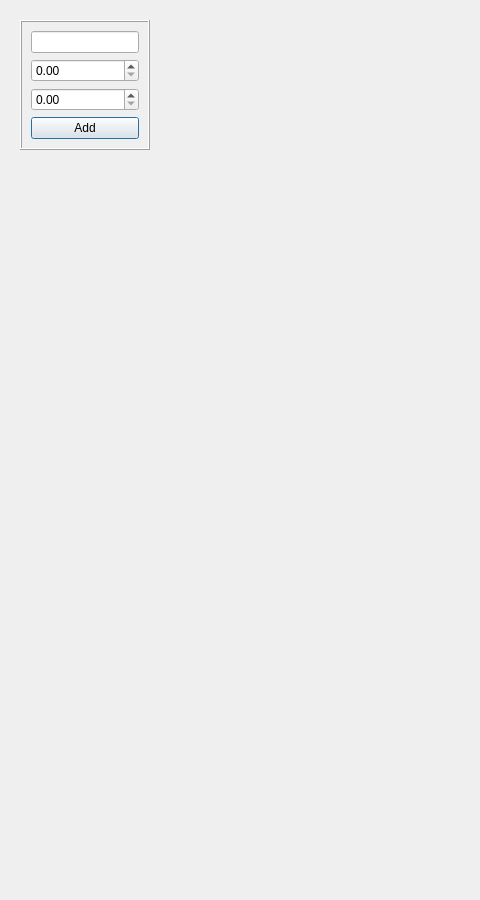
This is src/map/dlggeoosm.ui in coolshou/qiperf as Qt 5 draws it before an edit; both pictures show x 0 to 480 and y 0 to 900 of the 1280 by 900 pixel window. The edited form follows.
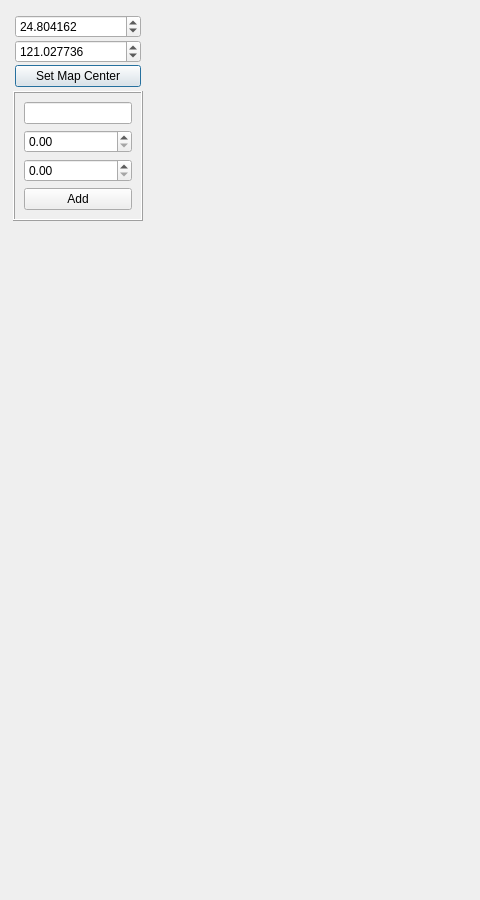
This is the edited form. Icons and pictures are not drawn.

```diff
--- a/src/map/dlggeoosm.ui
+++ b/src/map/dlggeoosm.ui
@@ -30,6 +30,81 @@
    <item>
     <widget class="QWidget" name="widget" native="true">
      <layout class="QVBoxLayout" name="verticalLayout_2">
+      <property name="spacing">
+       <number>2</number>
+      </property>
+      <property name="leftMargin">
+       <number>2</number>
+      </property>
+      <property name="topMargin">
+       <number>2</number>
+      </property>
+      <property name="rightMargin">
+       <number>2</number>
+      </property>
+      <property name="bottomMargin">
+       <number>2</number>
+      </property>
+      <item>
+       <widget class="QWidget" name="widget_3" native="true">
+        <layout class="QVBoxLayout" name="verticalLayout">
+         <property name="spacing">
+          <number>2</number>
+         </property>
+         <property name="leftMargin">
+          <number>2</number>
+         </property>
+         <property name="topMargin">
+          <number>2</number>
+         </property>
+         <property name="rightMargin">
+          <number>2</number>
+         </property>
+         <property name="bottomMargin">
+          <number>2</number>
+         </property>
+         <item>
+          <widget class="QDoubleSpinBox" name="sbLat">
+           <property name="decimals">
+            <number>6</number>
+           </property>
+           <property name="minimum">
+            <double>-90.000000000000000</double>
+           </property>
+           <property name="maximum">
+            <double>90.000000000000000</double>
+           </property>
+           <property name="value">
+            <double>24.804162000000002</double>
+           </property>
+          </widget>
+         </item>
+         <item>
+          <widget class="QDoubleSpinBox" name="sbLon">
+           <property name="decimals">
+            <number>6</number>
+           </property>
+           <property name="minimum">
+            <double>-180.000000000000000</double>
+           </property>
+           <property name="maximum">
+            <double>180.000000000000000</double>
+           </property>
+           <property name="value">
+            <double>121.027736000000004</double>
+           </property>
+          </widget>
+         </item>
+         <item>
+          <widget class="QPushButton" name="pbSetCenter">
+           <property name="text">
+            <string>Set Map Center</string>
+           </property>
+          </widget>
+         </item>
+        </layout>
+       </widget>
+      </item>
       <item>
        <widget class="QFrame" name="frame">
         <property name="frameShape">
```
Left out of the diff: 2 changed lines with no effect on the pictures.
